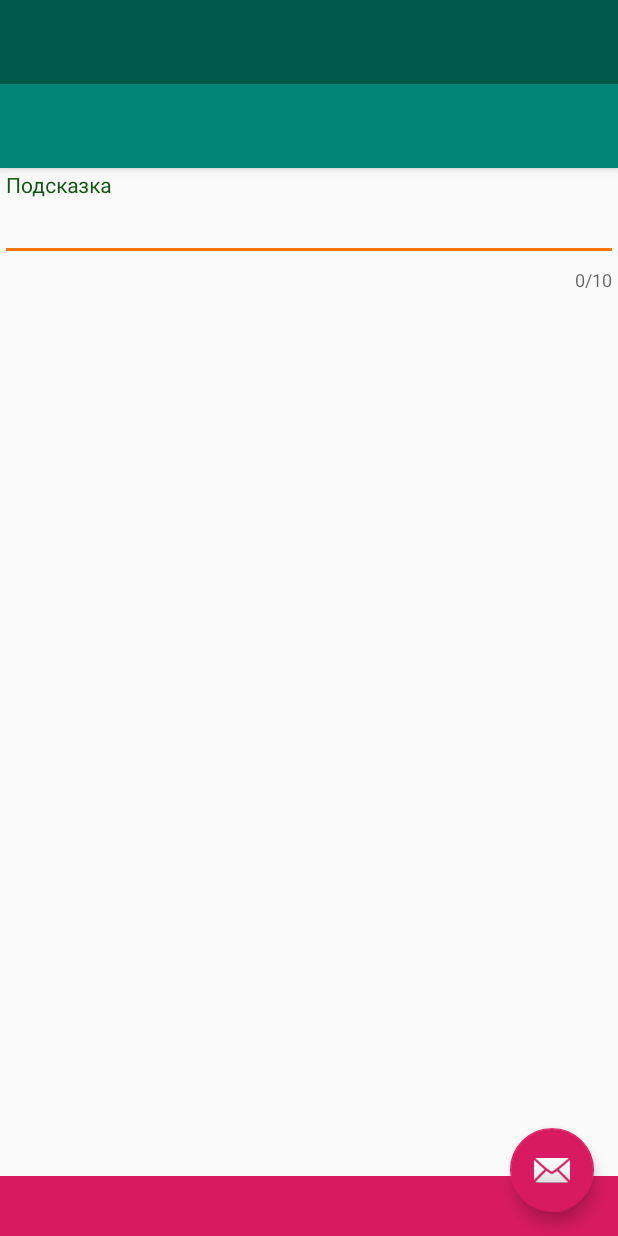
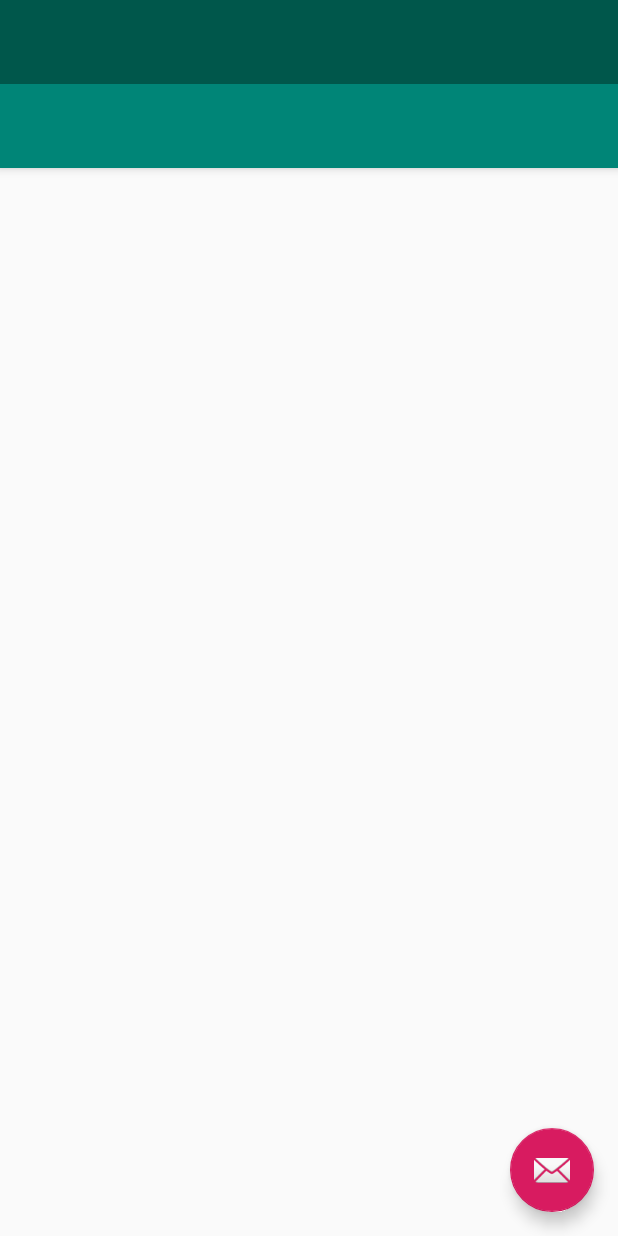
Before and after one commit to SerzhBelik/MaterialDesign, an Android app: the layout activity_main4.xml on its own in the app's theme, with its tools: preview values and no code run, on a phone screen of 412 x 824 dp. Run offline under Robolectric (Android 15) with nearby library versions, the phone set to English and light mode, and no system bars.

Commit message:
n.1 & n.2

```diff
--- /dev/null
+++ b/app/src/main/res/drawable/ic_call_black_24dp.xml
@@ -0,0 +1,9 @@
+<vector xmlns:android="http://schemas.android.com/apk/res/android"
+        android:width="24dp"
+        android:height="24dp"
+        android:viewportWidth="24.0"
+        android:viewportHeight="24.0">
+    <path
+        android:fillColor="#FF000000"
+        android:pathData="M6.62,10.79c1.44,2.83 3.76,5.14 6.59,6.59l2.2,-2.2c0.27,-0.27 0.67,-0.36 1.02,-0.24 1.12,0.37 2.33,0.57 3.57,0.57 0.55,0 1,0.45 1,1V20c0,0.55 -0.45,1 -1,1 -9.39,0 -17,-7.61 -17,-17 0,-0.55 0.45,-1 1,-1h3.5c0.55,0 1,0.45 1,1 0,1.25 0.2,2.45 0.57,3.57 0.11,0.35 0.03,0.74 -0.25,1.02l-2.2,2.2z"/>
+</vector>
--- a/app/src/main/res/layout/activity_main.xml
+++ b/app/src/main/res/layout/activity_main4.xml
@@ -9,7 +9,7 @@
     tools:openDrawer="start">
 
     <include
-        layout="@layout/app_bar_main"
+        layout="@layout/app_bar_main4"
         android:layout_width="match_parent"
         android:layout_height="match_parent" />
 
@@ -19,7 +19,7 @@
         android:layout_height="match_parent"
         android:layout_gravity="start"
         android:fitsSystemWindows="true"
-        app:headerLayout="@layout/nav_header_main"
-        app:menu="@menu/activity_main_drawer" />
+        app:headerLayout="@layout/nav_header_main4"
+        app:menu="@menu/activity_main4_drawer" />
 
 </android.support.v4.widget.DrawerLayout>
--- a/app/src/main/res/layout/app_bar_main.xml
+++ b/app/src/main/res/layout/app_bar_main4.xml
@@ -4,7 +4,7 @@
     xmlns:tools="http://schemas.android.com/tools"
     android:layout_width="match_parent"
     android:layout_height="match_parent"
-    tools:context=".MainActivity">
+    tools:context=".homework4.Main4Activity">
 
     <android.support.design.widget.AppBarLayout
         android:layout_width="match_parent"
@@ -20,7 +20,7 @@
 
     </android.support.design.widget.AppBarLayout>
 
-    <include layout="@layout/content_main" />
+    <include layout="@layout/content_main4" />
 
     <android.support.design.widget.FloatingActionButton
         android:id="@+id/fab"
--- a/app/src/main/res/layout/bottom_sheet.xml
+++ /dev/null
@@ -1,25 +0,0 @@
-<?xml version="1.0" encoding="utf-8"?>
-<LinearLayout xmlns:android="http://schemas.android.com/apk/res/android"
-    xmlns:app="http://schemas.android.com/apk/res-auto"
-    android:id="@+id/bottom_sheet"
-    android:layout_width="match_parent"
-    android:layout_height="200dp"
-    android:background="@android:color/darker_gray"
-    android:orientation="vertical"
-    app:behavior_hideable="false"
-    app:behavior_peekHeight="40dp"
-    app:layout_behavior="android.support.design.widget.BottomSheetBehavior">
-    <TextView
-        android:layout_width="match_parent"
-        android:layout_height="100dp"
-        android:background="@color/colorAccent"
-        android:gravity="center"
-        android:text="Справка"
-        android:textColor="@android:color/white" />
-    <TextView
-        android:layout_width="match_parent"
-        android:layout_height="100dp"
-        android:gravity="center"
-        android:text="Это справка"
-        android:textColor="@android:color/white" />
-</LinearLayout>
--- a/app/src/main/res/layout/content_main.xml
+++ /dev/null
@@ -1,29 +0,0 @@
-<?xml version="1.0" encoding="utf-8"?>
-<android.support.design.widget.CoordinatorLayout
-    xmlns:android="http://schemas.android.com/apk/res/android"
-    xmlns:app="http://schemas.android.com/apk/res-auto"
-    xmlns:tools="http://schemas.android.com/tools"
-    android:layout_width="match_parent"
-    android:layout_height="match_parent"
-    tools:context="com.example.belikov.myapplication.MainActivity">
-
-    <android.support.design.widget.TextInputLayout
-    android:id="@+id/inputLayout"
-    android:layout_width="match_parent"
-    android:layout_marginTop="60dp"
-    android:layout_height="wrap_content"
-    app:hintTextAppearance="@style/EditTextHintStyle"
-    app:counterEnabled="true"
-    app:counterMaxLength="10"
-    app:errorEnabled = "true"
-    app:counterOverflowTextAppearance="@style/CounterStyle">
-    <EditText
-        android:layout_width="match_parent"
-        android:layout_height="wrap_content"
-        android:hint="Подсказка"
-        android:id="@+id/editText"
-        android:theme="@style/EditTextStyle"/>
-</android.support.design.widget.TextInputLayout>
-    <include layout="@layout/bottom_sheet" />
-
-</android.support.design.widget.CoordinatorLayout>
--- a/app/src/main/res/layout/activity_toolbar.xml
+++ b/app/src/main/res/layout/content_main4.xml
@@ -4,8 +4,8 @@
     xmlns:tools="http://schemas.android.com/tools"
     android:layout_width="match_parent"
     android:layout_height="match_parent"
-    tools:context=".hw3.ToolbarActivity">
-
-    <include layout="@layout/toolbar_layout" />
+    app:layout_behavior="@string/appbar_scrolling_view_behavior"
+    tools:context=".homework4.Main4Activity"
+    tools:showIn="@layout/app_bar_main4">
 
 </android.support.constraint.ConstraintLayout>
--- /dev/null
+++ b/app/src/main/res/menu/activity_main4_drawer.xml
@@ -0,0 +1,43 @@
+<?xml version="1.0" encoding="utf-8"?>
+<menu xmlns:android="http://schemas.android.com/apk/res/android"
+    xmlns:tools="http://schemas.android.com/tools"
+    tools:showIn="navigation_view">
+
+    <group android:checkableBehavior="single">
+        <item
+            android:id="@+id/nav_camera"
+            android:icon="@drawable/ic_menu_camera"
+            android:title="Import" />
+        <item
+            android:id="@+id/nav_gallery"
+            android:icon="@drawable/ic_menu_gallery"
+            android:title="Gallery" />
+        <item
+            android:id="@+id/nav_slideshow"
+            android:icon="@drawable/ic_menu_slideshow"
+            android:title="Slideshow" />
+        <item
+            android:id="@+id/nav_manage"
+            android:icon="@drawable/ic_menu_manage"
+            android:title="Tools" />
+
+        <item
+            android:id="@+id/nav_call"
+            android:icon="@drawable/ic_call_black_24dp"
+            android:title="Call" />
+    </group>
+
+    <item android:title="Communicate">
+        <menu>
+            <item
+                android:id="@+id/nav_share"
+                android:icon="@drawable/ic_menu_share"
+                android:title="Share" />
+            <item
+                android:id="@+id/nav_send"
+                android:icon="@drawable/ic_menu_send"
+                android:title="Send" />
+        </menu>
+    </item>
+
+</menu>
--- a/app/src/main/res/values/strings.xml
+++ b/app/src/main/res/values/strings.xml
@@ -6,4 +6,5 @@
     <string name="nav_header_subtitle">android.studio@android.com</string>
     <string name="nav_header_desc">Navigation header</string>
     <string name="action_settings">Settings</string>
+    <string name="title_activity_main4">Main4Activity</string>
 </resources>
--- a/app/src/main/res/values/styles.xml
+++ b/app/src/main/res/values/styles.xml
@@ -32,5 +32,4 @@
     </style>
 
 
-
 </resources>
```
Also changed, not shown: app/src/main/AndroidManifest.xml (+3 -7 lines), app/src/main/java/com/example/belikov/myapplication/homework4/Main4Activity.java (renamed from app/src/main/java/com/example/belikov/myapplication/MainActivity.java, +49 -43 lines), app/src/main/java/com/example/belikov/myapplication/hw3/ButtonsActivity.java (deleted, +0 -47 lines), app/src/main/java/com/example/belikov/myapplication/hw3/ToolbarActivity.java (deleted, +0 -21 lines), app/src/main/res/layout/bottons_activity.xml (deleted, +0 -19 lines), app/src/main/res/layout/content_buttons.xml (deleted, +0 -85 lines), app/src/main/res/layout/toolbar_layout.xml (deleted, +0 -23 lines), app/src/main/res/menu/main4.xml (added, +9 -0 lines), app/src/main/res/layout/nav_header_main4.xml (renamed from app/src/main/res/layout/nav_header_main.xml).
